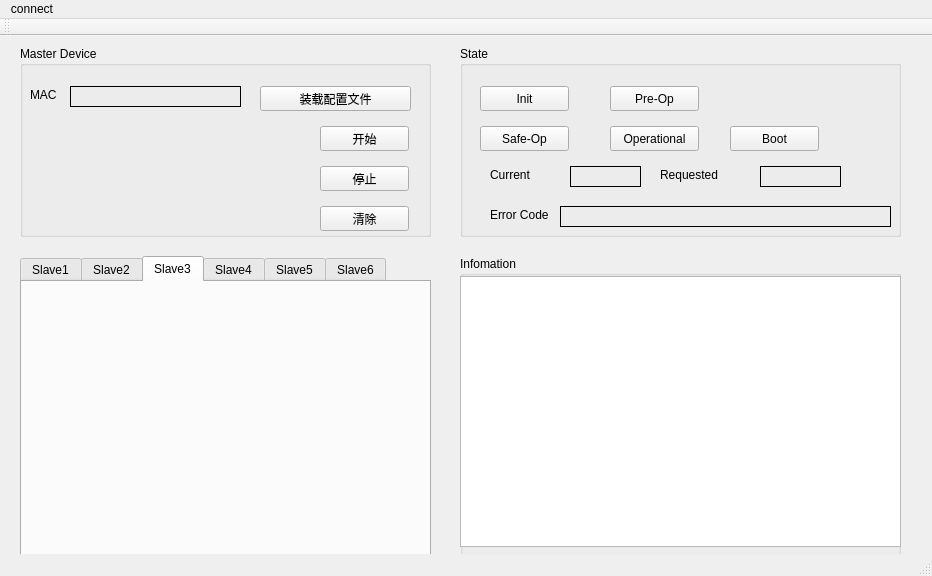
jaq1217/i700-m, file mainwindow.ui: the form before one commit.
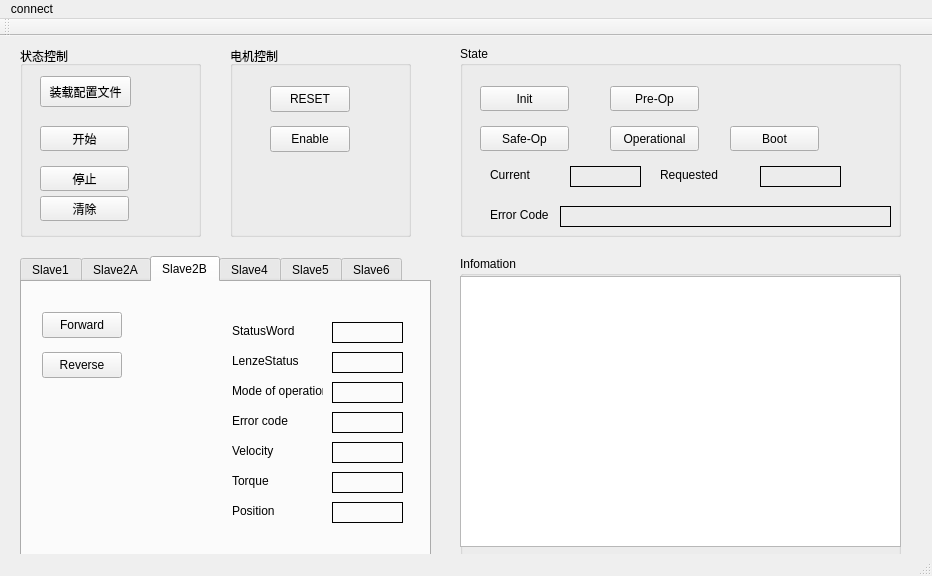
The form after the commit. The open tabs and pages were chosen to show the change.

Diff of the .ui file:
```diff
--- a/mainwindow.ui
+++ b/mainwindow.ui
@@ -19,12 +19,12 @@
      <rect>
       <x>20</x>
       <y>10</y>
-      <width>411</width>
+      <width>181</width>
       <height>191</height>
      </rect>
     </property>
     <property name="title">
-     <string>Master Device</string>
+     <string>状态控制</string>
     </property>
     <property name="flat">
      <bool>false</bool>
@@ -32,7 +32,7 @@
     <widget class="QPushButton" name="startButton">
      <property name="geometry">
       <rect>
-       <x>300</x>
+       <x>20</x>
        <y>80</y>
        <width>89</width>
        <height>25</height>
@@ -45,7 +45,7 @@
     <widget class="QPushButton" name="stopButton">
      <property name="geometry">
       <rect>
-       <x>300</x>
+       <x>20</x>
        <y>120</y>
        <width>89</width>
        <height>25</height>
@@ -58,56 +58,21 @@
     <widget class="QPushButton" name="cfgButton">
      <property name="geometry">
       <rect>
-       <x>240</x>
-       <y>40</y>
-       <width>151</width>
-       <height>25</height>
+       <x>20</x>
+       <y>30</y>
+       <width>91</width>
+       <height>31</height>
       </rect>
      </property>
      <property name="text">
       <string>装载配置文件</string>
      </property>
     </widget>
-    <widget class="QLabel" name="label_3">
-     <property name="geometry">
-      <rect>
-       <x>10</x>
-       <y>40</y>
-       <width>41</width>
-       <height>17</height>
-      </rect>
-     </property>
-     <property name="text">
-      <string>MAC</string>
-     </property>
-    </widget>
-    <widget class="QLabel" name="currentlabel_2">
-     <property name="geometry">
-      <rect>
-       <x>50</x>
-       <y>40</y>
-       <width>171</width>
-       <height>21</height>
-      </rect>
-     </property>
-     <property name="toolTipDuration">
-      <number>-1</number>
-     </property>
-     <property name="frameShape">
-      <enum>QFrame::Panel</enum>
-     </property>
-     <property name="text">
-      <string/>
-     </property>
-     <property name="scaledContents">
-      <bool>false</bool>
-     </property>
-    </widget>
     <widget class="QPushButton" name="clearButton">
      <property name="geometry">
       <rect>
-       <x>300</x>
-       <y>160</y>
+       <x>20</x>
+       <y>150</y>
        <width>89</width>
        <height>25</height>
       </rect>
@@ -133,19 +98,6 @@
      <attribute name="title">
       <string>Slave1</string>
      </attribute>
-     <widget class="QPushButton" name="enableButton">
-      <property name="geometry">
-       <rect>
-        <x>20</x>
-        <y>70</y>
-        <width>80</width>
-        <height>26</height>
-       </rect>
-      </property>
-      <property name="text">
-       <string>Enable</string>
-      </property>
-     </widget>
      <widget class="QPushButton" name="forwardButton">
       <property name="geometry">
        <rect>
@@ -382,19 +334,6 @@
        <bool>false</bool>
       </property>
      </widget>
-     <widget class="QPushButton" name="resetButton">
-      <property name="geometry">
-       <rect>
-        <x>20</x>
-        <y>30</y>
-        <width>80</width>
-        <height>26</height>
-       </rect>
-      </property>
-      <property name="text">
-       <string>RESET</string>
-      </property>
-     </widget>
      <widget class="QLabel" name="LenzeStalabel">
       <property name="geometry">
        <rect>
@@ -433,7 +372,7 @@
     </widget>
     <widget class="QWidget" name="tab_2">
      <attribute name="title">
-      <string>Slave2</string>
+      <string>Slave2A</string>
      </attribute>
      <widget class="QLabel" name="Stawordlabel_2">
       <property name="geometry">
@@ -735,8 +674,279 @@
     </widget>
     <widget class="QWidget" name="tab_3">
      <attribute name="title">
-      <string>Slave3</string>
+      <string>Slave2B</string>
      </attribute>
+     <widget class="QLabel" name="errcodelabel_2B">
+      <property name="geometry">
+       <rect>
+        <x>310</x>
+        <y>130</y>
+        <width>71</width>
+        <height>21</height>
+       </rect>
+      </property>
+      <property name="toolTipDuration">
+       <number>-1</number>
+      </property>
+      <property name="frameShape">
+       <enum>QFrame::Panel</enum>
+      </property>
+      <property name="text">
+       <string/>
+      </property>
+      <property name="scaledContents">
+       <bool>false</bool>
+      </property>
+     </widget>
+     <widget class="QLabel" name="VelVallabel_2B">
+      <property name="geometry">
+       <rect>
+        <x>310</x>
+        <y>160</y>
+        <width>71</width>
+        <height>21</height>
+       </rect>
+      </property>
+      <property name="toolTipDuration">
+       <number>-1</number>
+      </property>
+      <property name="frameShape">
+       <enum>QFrame::Panel</enum>
+      </property>
+      <property name="text">
+       <string/>
+      </property>
+      <property name="scaledContents">
+       <bool>false</bool>
+      </property>
+     </widget>
+     <widget class="QLabel" name="label_19">
+      <property name="geometry">
+       <rect>
+        <x>210</x>
+        <y>160</y>
+        <width>71</width>
+        <height>18</height>
+       </rect>
+      </property>
+      <property name="text">
+       <string>Velocity</string>
+      </property>
+     </widget>
+     <widget class="QLabel" name="label_20">
+      <property name="geometry">
+       <rect>
+        <x>210</x>
+        <y>190</y>
+        <width>71</width>
+        <height>18</height>
+       </rect>
+      </property>
+      <property name="text">
+       <string>Torque</string>
+      </property>
+     </widget>
+     <widget class="QLabel" name="LenzeStalabel_2B">
+      <property name="geometry">
+       <rect>
+        <x>310</x>
+        <y>70</y>
+        <width>71</width>
+        <height>21</height>
+       </rect>
+      </property>
+      <property name="toolTipDuration">
+       <number>-1</number>
+      </property>
+      <property name="frameShape">
+       <enum>QFrame::Panel</enum>
+      </property>
+      <property name="text">
+       <string/>
+      </property>
+      <property name="scaledContents">
+       <bool>false</bool>
+      </property>
+     </widget>
+     <widget class="QPushButton" name="reverseButton_2B">
+      <property name="geometry">
+       <rect>
+        <x>20</x>
+        <y>70</y>
+        <width>80</width>
+        <height>26</height>
+       </rect>
+      </property>
+      <property name="text">
+       <string>Reverse</string>
+      </property>
+     </widget>
+     <widget class="QLabel" name="label_21">
+      <property name="geometry">
+       <rect>
+        <x>210</x>
+        <y>70</y>
+        <width>71</width>
+        <height>18</height>
+       </rect>
+      </property>
+      <property name="text">
+       <string>LenzeStatus</string>
+      </property>
+     </widget>
+     <widget class="QLabel" name="label_22">
+      <property name="geometry">
+       <rect>
+        <x>210</x>
+        <y>40</y>
+        <width>71</width>
+        <height>18</height>
+       </rect>
+      </property>
+      <property name="text">
+       <string>StatusWord</string>
+      </property>
+     </widget>
+     <widget class="QLabel" name="label_23">
+      <property name="geometry">
+       <rect>
+        <x>210</x>
+        <y>100</y>
+        <width>91</width>
+        <height>18</height>
+       </rect>
+      </property>
+      <property name="text">
+       <string>Mode of operation</string>
+      </property>
+     </widget>
+     <widget class="QLabel" name="TorVallabel_2B">
+      <property name="geometry">
+       <rect>
+        <x>310</x>
+        <y>190</y>
+        <width>71</width>
+        <height>21</height>
+       </rect>
+      </property>
+      <property name="toolTipDuration">
+       <number>-1</number>
+      </property>
+      <property name="frameShape">
+       <enum>QFrame::Panel</enum>
+      </property>
+      <property name="text">
+       <string/>
+      </property>
+      <property name="scaledContents">
+       <bool>false</bool>
+      </property>
+     </widget>
+     <widget class="QLabel" name="Posilabel_2B">
+      <property name="geometry">
+       <rect>
+        <x>310</x>
+        <y>220</y>
+        <width>71</width>
+        <height>21</height>
+       </rect>
+      </property>
+      <property name="toolTipDuration">
+       <number>-1</number>
+      </property>
+      <property name="frameShape">
+       <enum>QFrame::Panel</enum>
+      </property>
+      <property name="text">
+       <string/>
+      </property>
+      <property name="scaledContents">
+       <bool>false</bool>
+      </property>
+     </widget>
+     <widget class="QLabel" name="MotStalabel_2B">
+      <property name="geometry">
+       <rect>
+        <x>310</x>
+        <y>100</y>
+        <width>71</width>
+        <height>21</height>
+       </rect>
+      </property>
+      <property name="toolTipDuration">
+       <number>-1</number>
+      </property>
+      <property name="frameShape">
+       <enum>QFrame::Panel</enum>
+      </property>
+      <property name="text">
+       <string/>
+      </property>
+      <property name="scaledContents">
+       <bool>false</bool>
+      </property>
+     </widget>
+     <widget class="QLabel" name="Stawordlabel_2B">
+      <property name="geometry">
+       <rect>
+        <x>310</x>
+        <y>40</y>
+        <width>71</width>
+        <height>21</height>
+       </rect>
+      </property>
+      <property name="toolTipDuration">
+       <number>-1</number>
+      </property>
+      <property name="frameShape">
+       <enum>QFrame::Panel</enum>
+      </property>
+      <property name="text">
+       <string/>
+      </property>
+      <property name="scaledContents">
+       <bool>false</bool>
+      </property>
+     </widget>
+     <widget class="QPushButton" name="forwardButton_2B">
+      <property name="geometry">
+       <rect>
+        <x>20</x>
+        <y>30</y>
+        <width>80</width>
+        <height>26</height>
+       </rect>
+      </property>
+      <property name="text">
+       <string>Forward</string>
+      </property>
+     </widget>
+     <widget class="QLabel" name="label_24">
+      <property name="geometry">
+       <rect>
+        <x>210</x>
+        <y>130</y>
+        <width>71</width>
+        <height>18</height>
+       </rect>
+      </property>
+      <property name="text">
+       <string>Error code</string>
+      </property>
+     </widget>
+     <widget class="QLabel" name="label_25">
+      <property name="geometry">
+       <rect>
+        <x>210</x>
+        <y>220</y>
+        <width>71</width>
+        <height>18</height>
+       </rect>
+      </property>
+      <property name="text">
+       <string>Position</string>
+      </property>
+     </widget>
     </widget>
     <widget class="QWidget" name="tab_4">
      <attribute name="title">
@@ -971,6 +1181,48 @@
      </property>
     </widget>
    </widget>
+   <widget class="QGroupBox" name="groupBox_4">
+    <property name="geometry">
+     <rect>
+      <x>230</x>
+      <y>10</y>
+      <width>181</width>
+      <height>191</height>
+     </rect>
+    </property>
+    <property name="title">
+     <string>电机控制</string>
+    </property>
+    <property name="flat">
+     <bool>false</bool>
+    </property>
+    <widget class="QPushButton" name="enableButton">
+     <property name="geometry">
+      <rect>
+       <x>40</x>
+       <y>80</y>
+       <width>80</width>
+       <height>26</height>
+      </rect>
+     </property>
+     <property name="text">
+      <string>Enable</string>
+     </property>
+    </widget>
+    <widget class="QPushButton" name="resetButton">
+     <property name="geometry">
+      <rect>
+       <x>40</x>
+       <y>40</y>
+       <width>80</width>
+       <height>26</height>
+      </rect>
+     </property>
+     <property name="text">
+      <string>RESET</string>
+     </property>
+    </widget>
+   </widget>
   </widget>
   <widget class="QMenuBar" name="menuBar">
    <property name="geometry">
```
Left out of the diff: 54 changed lines with no effect on the pictures.
